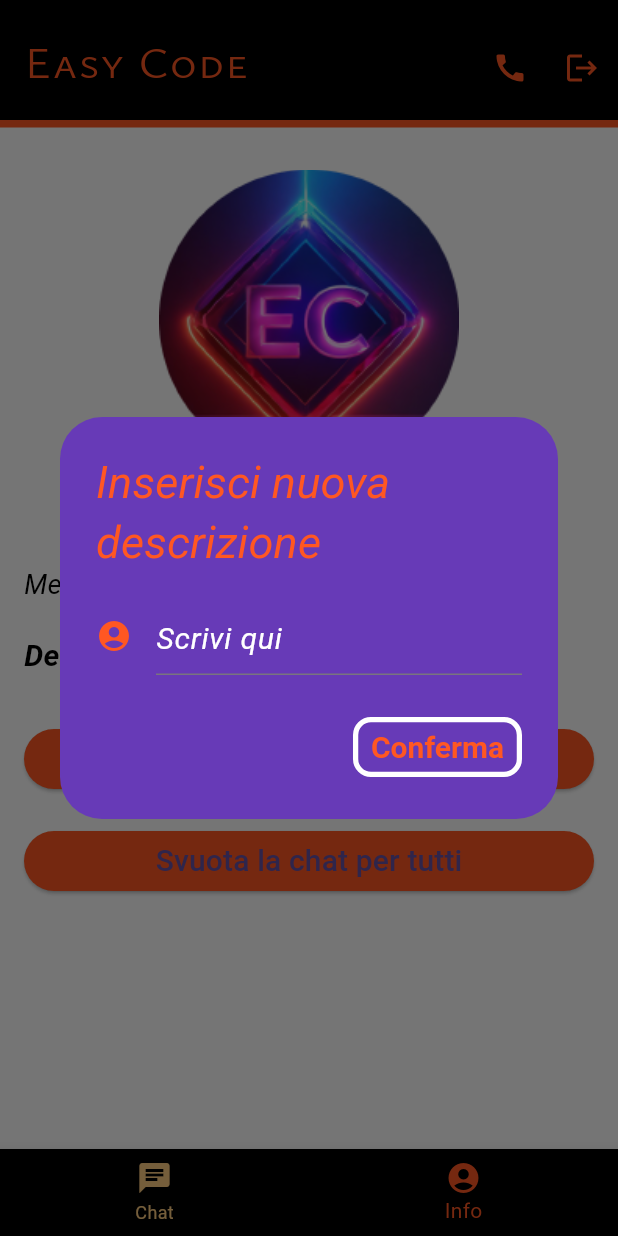
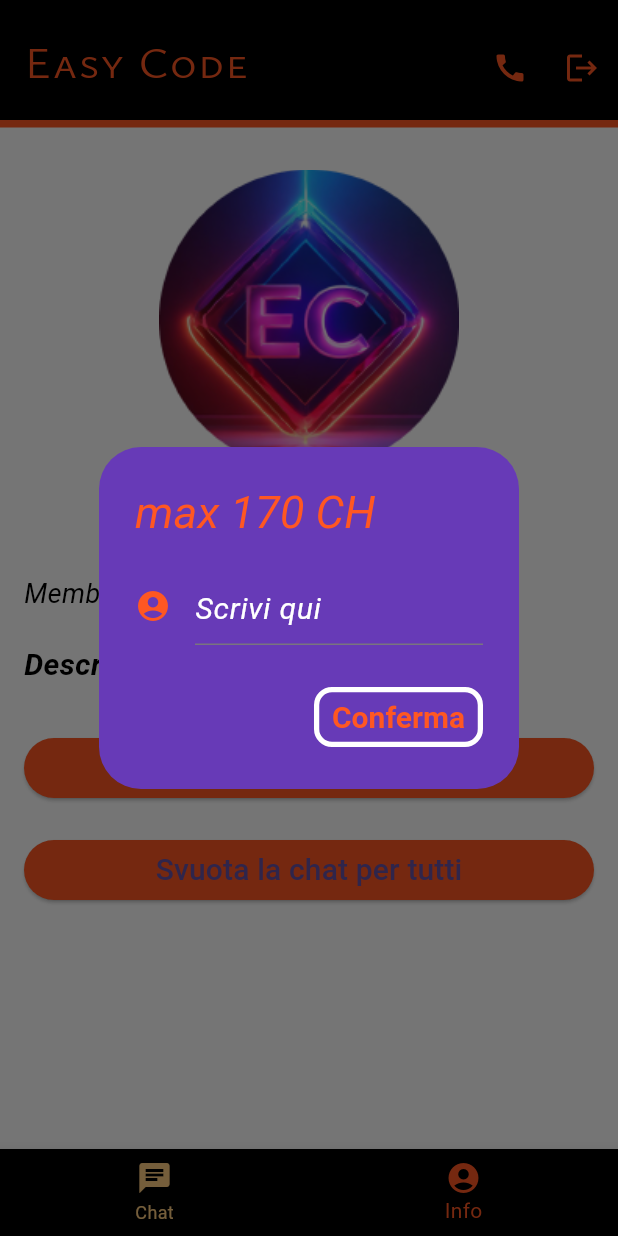
Before and after one commit to daniele-NA/Flutter-Online_Chat, a Flutter app: the screen it shows once a user with an empty profile is signed in, item 2 of the bottom bar chosen, after a tap on "Cambia descrizione", on a phone screen of 412 x 824 dp. Run offline on Flutter 3.47's test engine with Material 3 defaults, Android fonts, the light colour scheme and no system bars; our stand-ins replace cloud_firestore, firebase_auth, firebase_core, flutter_local_notifications, fluttertoast; missing offline and left inert: flutter_background; accounts and stored records are empty; generated files the repository leaves out were written again; network calls fail.

Commit message:
Terzo Commit

```diff
--- a/lib/connections/firestore.dart
+++ b/lib/connections/firestore.dart
@@ -22,7 +22,9 @@ final class FirestoreService {
       value
        */
 
-    print('Ecco USERNAME : ${RuntimeFeatures.username}');
+    if(RuntimeFeatures.username==null || value.trim().isEmpty){
+      throw Exception('Username/Messaggio non valido');
+    }
     await messages.add({
       ArgMessages.sender: RuntimeFeatures.username,
       //si carica l'username corrente
@@ -51,6 +53,28 @@ final class FirestoreService {
       }).toList();
     });
   }
+
+  /**
+   * permette di ricevere sempre l'ultimo messaggio
+   */
+  Stream<Map<String, String>> getLastMessageForNotification() {
+    return _db
+        .collection(ArgMessages.collectionNameForMessages)
+        .orderBy(ArgMessages.timestamp, descending: true) // Ordina per timestamp, più recente prima
+        .limit(1) // Limita il risultato a solo 1 messaggio
+        .snapshots() // Ottieni gli aggiornamenti in tempo reale
+        .map((snapshot) {
+      if (snapshot.docs.isNotEmpty) {
+        var doc = snapshot.docs.first; // Prendi il primo documento (l'ultimo inserito)
+        return {
+          ArgMessages.sender: doc[ArgMessages.sender] as String,
+          ArgMessages.value: doc[ArgMessages.value] as String,
+        };
+      }
+      return {}; // In caso non ci siano messaggi, ritorna un oggetto vuoto
+    });
+  }
+
 
   /**
    * funzione ceh viene richiamata ogni qual volta si va ad effettuare una registrazione
@@ -152,6 +176,10 @@ final class FirestoreService {
    */
 
   Future<void> newGroupDescription({required String txt}) async {
+
+    if(txt.length>170){
+      throw Exception('Testo troppo lungo');
+    }
     // Recupera il documento (presumiamo che ci sia un solo documento)
     var querySnapshot =
         await _db.collection(ArgFeatures.collectionNameForFeatures).get();
--- a/lib/main.dart
+++ b/lib/main.dart
@@ -1,16 +1,33 @@
 import 'package:flutter/material.dart';
 import 'package:flutter/services.dart';
+import 'package:flutter_local_notifications/flutter_local_notifications.dart';
+import 'package:flutter_background/flutter_background.dart'; // Importa il pacchetto per il background
 import 'package:fluuter/connections/firebase.dart';
 import 'package:firebase_core/firebase_core.dart';
+import 'package:fluuter/features/RuntimeFeatures.dart';
 import 'package:fluuter/screens/AuthPage.dart';
 import 'package:fluuter/screens/HomePage.dart';
+import 'package:fluuter/utils/MyUtils.dart';
+import 'connections/abstract_firebase.dart';
+import 'connections/firestore.dart';
 import 'firebase_options.dart';
 
+/**
+ * inizializzazione notifiche fatte una sola volta qui
+ * gestione flusso e notifiche background
+ */
 void main() async {
   WidgetsFlutterBinding.ensureInitialized();
   await Firebase.initializeApp(
     options: DefaultFirebaseOptions.currentPlatform,
   );
+
+  // Inizializza il supporto per l'esecuzione in background prima di attivare l'esecuzione
+  await FlutterBackground.initialize();
+
+  // Attiva l'esecuzione in background
+  await FlutterBackground.enableBackgroundExecution();
+
   runApp(const MyHomePage());
 }
 
@@ -18,24 +35,80 @@ class MyHomePage extends StatefulWidget {
   const MyHomePage({super.key});
 
   @override
-  State<MyHomePage> createState() => _MyHomePageState();
+  State<MyHomePage> createState() => MyHomePageState();
 }
 
-class _MyHomePageState extends State<MyHomePage> {
+class MyHomePageState extends State<MyHomePage> with WidgetsBindingObserver {
+  static FlutterLocalNotificationsPlugin flutterLocalNotificationsPlugin = FlutterLocalNotificationsPlugin();
+
+  bool _isAppInBackground = false; // Variabile per tenere traccia dello stato dell'app
+
   @override
   void initState() {
     super.initState();
+    _initializeNotifications();
     // Impostare il colore della barra di navigazione e icone su nero e bianco
     SystemChrome.setSystemUIOverlayStyle(SystemUiOverlayStyle(
       systemNavigationBarColor: Colors.black,
-      // Colore barra di navigazione
       systemNavigationBarIconBrightness: Brightness.light,
-      // Colore icone tasti (bianco)
       statusBarColor: Colors.black,
-      // Colore della barra di stato (top)
-      statusBarIconBrightness:
-          Brightness.light, // Colore icone barra di stato (bianco)
+      statusBarIconBrightness: Brightness.light,
     ));
+
+    // Aggiungi l'observer per monitorare lo stato dell'app
+    WidgetsBinding.instance.addObserver(this);
+
+    // Avvia l'ascolto dei cambiamenti di Firestore
+    _startListeningToLastMessage();
+  }
+
+  // Funzione per inizializzare le notifiche
+  void _initializeNotifications() {
+    const AndroidInitializationSettings initializationSettingsAndroid = AndroidInitializationSettings('notification_icon_resized');
+
+    const InitializationSettings initializationSettings = InitializationSettings(android: initializationSettingsAndroid);
+
+    flutterLocalNotificationsPlugin.initialize(initializationSettings);
+  }
+
+  // Monitorare lo stato dell'app (background o primo piano)
+  @override
+  void didChangeAppLifecycleState(AppLifecycleState state) {
+    super.didChangeAppLifecycleState(state);
+    if (state == AppLifecycleState.paused || state == AppLifecycleState.detached) {
+      // L'app è in background
+      setState(() {
+        _isAppInBackground = true;
+      });
+    } else if (state == AppLifecycleState.resumed) {
+      // L'app è in primo piano
+      setState(() {
+        _isAppInBackground = false;
+      });
+    }
+  }
+
+  // Ascolta l'ultimo messaggio dal Firestore
+  void _startListeningToLastMessage() {
+    FirestoreService().getLastMessageForNotification().listen((message) {
+      if (message.isNotEmpty) {
+        String sender = message[ArgMessages.sender]!;
+        String value = message[ArgMessages.value]!;
+
+        // Invia una notifica solo se l'app è in background
+        if (sender != RuntimeFeatures.username && _isAppInBackground) {
+          MyNotification.showNotification(
+              'Nuovo messaggio da $sender', value, flutterLocalNotificationsPlugin);
+        }
+      }
+    });
+  }
+
+  @override
+  void dispose() {
+    // Rimuovi l'observer quando il widget viene distrutto
+    WidgetsBinding.instance.removeObserver(this);
+    super.dispose();
   }
 
   @override
@@ -44,14 +117,14 @@ class _MyHomePageState extends State<MyHomePage> {
       debugShowCheckedModeBanner: false,
       theme: ThemeData(),
       home: StreamBuilder(
-          stream: FirebaseService().authStateChanges,
-          // Flusso che rimane in attesa di notizie in Background
-          builder: (context, snapshot) {
-            if (snapshot.hasData) {
-              return const Homepage(); //carica la pagina dei messaggi
-            }
-            return const AuthPage(); //carica quella di autenticazione
-          }),
+        stream: FirebaseService().authStateChanges,
+        builder: (context, snapshot) {
+          if (snapshot.hasData) {
+            return const Homepage(); // Carica la pagina dei messaggi
+          }
+          return const AuthPage(); // Carica quella di autenticazione
+        },
+      ),
     );
   }
 }
--- a/lib/screens/GroupInfoPage.dart
+++ b/lib/screens/GroupInfoPage.dart
@@ -44,7 +44,9 @@ class _GroupInfoPageState extends State<GroupInfoPage> {
               textAlign: TextAlign.center,
               'Easy Code Group',
               style: TextStyle(
-                fontSize: 24,
+                fontSize: 28,
+                fontStyle: FontStyle.italic,
+                fontFamily: 'YsabeauSC',
                 fontWeight: FontWeight.bold,
                 color: Colors.black,
               ),
@@ -112,14 +114,14 @@ class _GroupInfoPageState extends State<GroupInfoPage> {
                 try {
                   String? newDescription = await MyDialog().showInputDialog(
                     context: context,
-                    text: 'Inserisci nuova descrizione',
+                    text: 'max 170 CH',
                     barrierDismissible: true,
                   );
                   if (newDescription.isNotEmpty) {
                     FirestoreService().newGroupDescription(txt: newDescription);
                   }
                 } catch (e) {
-                  MyToast.show(text: 'Qualcosa è andato storto');
+                  MyToast.show(text: e.toString());
                 }
               },
             ),
--- a/lib/utils/MyUtils.dart
+++ b/lib/utils/MyUtils.dart
@@ -1,12 +1,14 @@
 import 'package:flutter/material.dart';
+import 'package:flutter_local_notifications/flutter_local_notifications.dart';
 import 'package:fluttertoast/fluttertoast.dart';
 
 class MyDialog {
+  MyDialog() {}
 
-  MyDialog(){}
-
-
-  Future<String> showInputDialog({required BuildContext context,required String text,required bool barrierDismissible}) async {
+  Future<String> showInputDialog(
+      {required BuildContext context,
+      required String text,
+      required bool barrierDismissible}) async {
     //per inserimento username
     TextEditingController _dialogController = TextEditingController();
     String input = ''; // Variabile per memorizzare l'input
@@ -14,7 +16,8 @@ class MyDialog {
     // Mostra il dialogo
     await showDialog<String>(
       context: context,
-      barrierDismissible: barrierDismissible, //non si può rimuovere dallo schermo
+      barrierDismissible: barrierDismissible,
+      //non si può rimuovere dallo schermo
       // Impedisce la chiusura del dialogo cliccando fuori
       builder: (BuildContext context) {
         return StatefulBuilder(
@@ -94,10 +97,8 @@ class MyDialog {
   }
 }
 
-class MyToast{
-
-
-  static void show({required String text}){
+class MyToast {
+  static void show({required String text}) {
     Fluttertoast.showToast(
       msg: text.toString(),
       toastLength: Toast.LENGTH_LONG,
@@ -107,3 +108,28 @@ class MyToast{
     );
   }
 }
+
+class MyNotification {
+  static Future<void> showNotification(String title, String body,
+      FlutterLocalNotificationsPlugin flutterLocalNotificationsPlugin) async {
+    const AndroidNotificationDetails androidPlatformChannelSpecifics =
+        AndroidNotificationDetails(
+      '0',
+      'Easy_Code',
+      channelDescription: 'Canale per le notifiche messaggi',
+      importance: Importance.high,
+      priority: Priority.high,
+      ticker: 'ticker',
+    );
+
+    const NotificationDetails platformChannelSpecifics =
+        NotificationDetails(android: androidPlatformChannelSpecifics);
+    await flutterLocalNotificationsPlugin.show(
+      0,
+      title,
+      body,
+      platformChannelSpecifics,
+      payload: 'Notifica ricevuta!',
+    );
+  }
+}
--- a/pubspec.yaml
+++ b/pubspec.yaml
@@ -22,6 +22,7 @@ dependencies:
   firebase_auth: ^5.3.4
   cloud_firestore: ^5.5.1
   fluttertoast: ^8.2.10
+  flutter_background: ^1.3.0+1
 
  # url_launcher: ^6.0.10 # Aggiungi questa riga
 
```
Also changed, not shown: lib/screens/AuthPage.dart (+24 -48 lines), lib/screens/HomePage.dart (+8 -2 lines), pubspec.lock.
